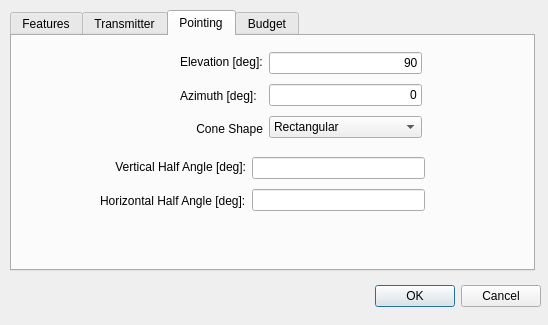
Above: sta-src/Payloads/transmitterPayloadDialog.ui from Dwarf-Planet-Project/SpaceDesignTool before the change. Below: the same form after it.
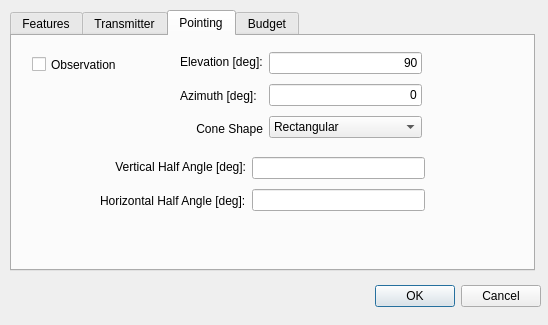
That is the form after the change. The open tabs and pages were chosen to show the change.

```diff
--- a/sta-src/Payloads/transmitterPayloadDialog.ui
+++ b/sta-src/Payloads/transmitterPayloadDialog.ui
@@ -782,7 +782,19 @@
       </item>
      </layout>
     </widget>
-   </widget>
+    <widget class="QCheckBox" name="observationCheckBox">
+     <property name="geometry">
+      <rect>
+       <x>20</x>
+       <y>20</y>
+       <width>101</width>
+       <height>17</height>
+      </rect>
+     </property>
+     <property name="text">
+      <string>Observation</string>
+     </property>
+    </widget></widget>
    <widget class="QWidget" name="BudgetPage">
     <attribute name="title">
      <string>Budget</string>
```
